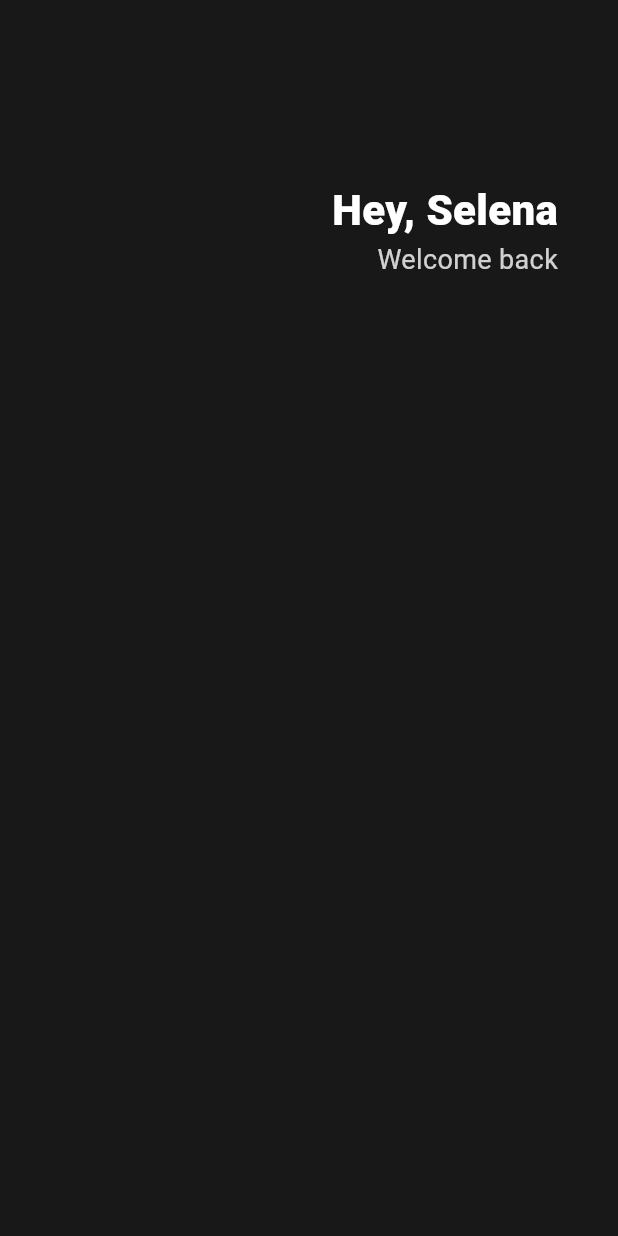
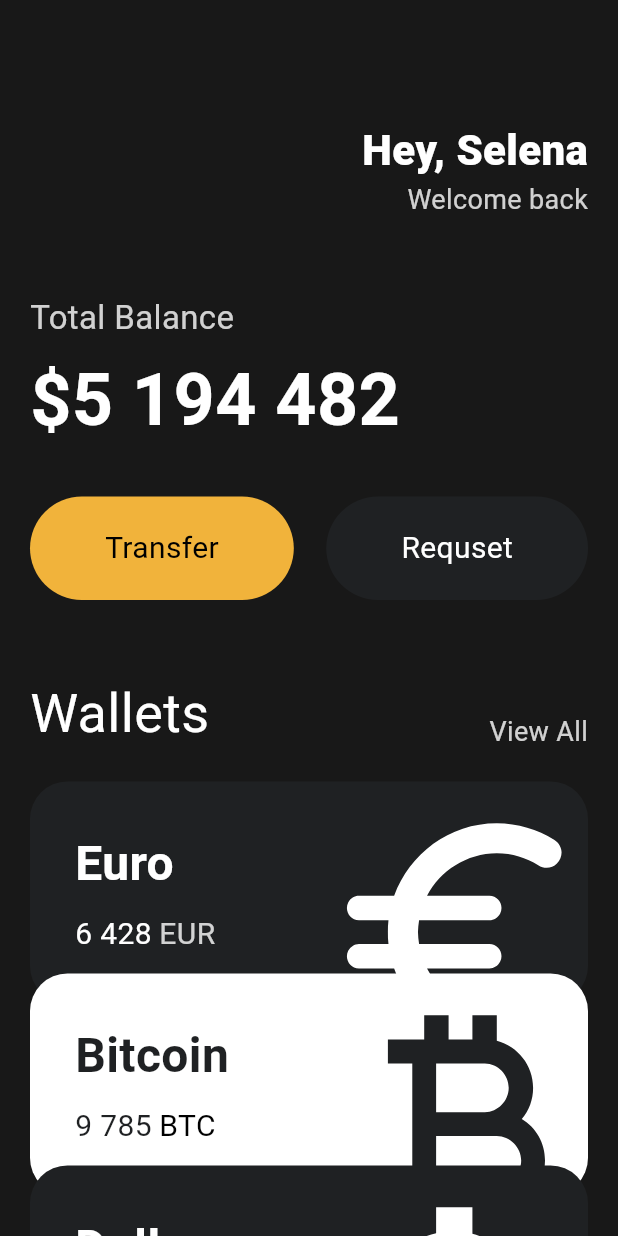
Before and after one commit to Soooobiniya/nomad_flutter, a Flutter app: the screen it shows after launch, on a phone screen of 412 x 824 dp. Run offline on Flutter 3.47's test engine with Material 3 defaults, Android fonts, the light colour scheme and no system bars.

Commit message:
feat: UI Challenge 완성

```diff
--- a/lib/main.dart
+++ b/lib/main.dart
@@ -1,23 +1,28 @@
 import 'package:flutter/material.dart';
+import '../widgets/button.dart';
+import '../widgets/currency_card.dart';
 
 void main() {
-  runApp(App());
+  runApp(const App());
 }
 
 class App extends StatelessWidget {
+  const App({super.key});
+
   @override
   Widget build(BuildContext context) {
     return MaterialApp(
       home: Scaffold(
-        backgroundColor: Color(0xff181818),
-        body: Padding(
-          padding: EdgeInsets.symmetric(
-            horizontal: 40,
-            vertical: 40,
+        backgroundColor: const Color(0xff181818),
+        body: SingleChildScrollView(
+          child: Padding(
+            padding: const EdgeInsets.symmetric(
+              horizontal: 20,
             ),
             child: Column(
+              crossAxisAlignment: CrossAxisAlignment.start,
               children: [
-              SizedBox(
+                const SizedBox(
                   height: 80,
                 ),
                 Row(
@@ -26,7 +31,7 @@
                     Column(
                       crossAxisAlignment: CrossAxisAlignment.end,
                       children: [
-                      Text(
+                        const Text(
                           'Hey, Selena',
                           style: TextStyle(
                             color: Colors.white,
@@ -44,8 +49,100 @@
                       ],
                     )
                   ],
-              )
+                ),
+                const SizedBox(
+                  height: 50,
+                ),
+                Text(
+                  'Total Balance',
+                  style: TextStyle(
+                    fontSize: 22,
+                    color: Colors.white.withOpacity(0.8),
+                  ),
+                ),
+                const SizedBox(
+                  height: 5,
+                ),
+                const Text(
+                  '\$5 194 482',
+                  style: TextStyle(
+                    fontSize: 48,
+                    fontWeight: FontWeight.w600,
+                    color: Colors.white,
+                  ),
+                ),
+                const SizedBox(
+                  height: 30,
+                ),
+                const Row(
+                  mainAxisAlignment: MainAxisAlignment.spaceBetween,
+                  children: [
+                    Button(
+                      text: 'Transfer',
+                      bgColor: Color(0xfff1b33b),
+                      textColor: Colors.black,
+                    ),
+                    Button(
+                      text: 'Requset',
+                      bgColor: Color(0xff1f2123),
+                      textColor: Colors.white,
+                    ),
                   ],
+                ),
+                const SizedBox(
+                  height: 50,
+                ),
+                Row(
+                  mainAxisAlignment: MainAxisAlignment.spaceBetween,
+                  crossAxisAlignment: CrossAxisAlignment.end,
+                  children: [
+                    const Text(
+                      'Wallets',
+                      style: TextStyle(
+                        color: Colors.white,
+                        fontSize: 36,
+                        fontWeight: FontWeight.w400,
+                      ),
+                    ),
+                    Text(
+                      'View All',
+                      style: TextStyle(
+                        color: Colors.white.withOpacity(0.8),
+                        fontSize: 18,
+                        fontWeight: FontWeight.w400,
+                      ),
+                    ),
+                  ],
+                ),
+                const SizedBox(
+                  height: 20,
+                ),
+                const CurrencyCard(
+                  name: 'Euro',
+                  code: 'EUR',
+                  amount: '6 428',
+                  icon: Icons.euro_rounded,
+                  isInverted: true,
+                  order: 0,
+                ),
+                const CurrencyCard(
+                  name: 'Bitcoin',
+                  code: 'BTC',
+                  amount: '9 785',
+                  icon: Icons.currency_bitcoin,
+                  isInverted: false,
+                  order: 1,
+                ),
+                const CurrencyCard(
+                  name: 'Dollar',
+                  code: 'USD',
+                  amount: '6 428',
+                  icon: Icons.attach_money_outlined,
+                  isInverted: true,
+                  order: 2,
+                ),
+              ],
+            ),
           ),
         ),
       ),
--- /dev/null
+++ b/lib/widgets/button.dart
@@ -0,0 +1,37 @@
+import 'package:flutter/material.dart';
+
+class Button extends StatelessWidget {
+  final String text;
+  final Color bgColor;
+  final Color textColor;
+
+  const Button({
+    super.key,
+    required this.text,
+    required this.bgColor,
+    required this.textColor,
+  });
+
+  @override
+  Widget build(BuildContext context) {
+    return Container(
+      decoration: BoxDecoration(
+        color: bgColor,
+        borderRadius: BorderRadius.circular(45),
+      ),
+      child: Padding(
+        padding: const EdgeInsets.symmetric(
+          horizontal: 50,
+          vertical: 20,
+        ),
+        child: Text(
+          text,
+          style: TextStyle(
+            color: textColor,
+            fontSize: 20,
+          ),
+        ),
+      ),
+    );
+  }
+}
--- /dev/null
+++ b/lib/widgets/currency_card.dart
@@ -0,0 +1,92 @@
+import 'package:flutter/material.dart';
+
+class CurrencyCard extends StatelessWidget {
+  final String name, code, amount;
+  final IconData icon;
+  final bool isInverted;
+  final int order;
+
+  final _blackColor = const Color(0xff1f2123);
+
+  const CurrencyCard({
+    super.key,
+    required this.name,
+    required this.code,
+    required this.amount,
+    required this.icon,
+    required this.isInverted,
+    required this.order,
+  });
+
+  @override
+  Widget build(BuildContext context) {
+    return Transform.translate(
+      offset: Offset(0, order * (-20)),
+      child: Container(
+        clipBehavior: Clip.hardEdge,
+        decoration: BoxDecoration(
+          color: isInverted ? _blackColor : Colors.white,
+          borderRadius: BorderRadius.circular(25),
+        ),
+        child: Padding(
+          padding: const EdgeInsets.all(30),
+          child: Row(
+            mainAxisAlignment: MainAxisAlignment.spaceBetween,
+            children: [
+              Column(
+                crossAxisAlignment: CrossAxisAlignment.start,
+                children: [
+                  Text(
+                    name,
+                    style: TextStyle(
+                      color: isInverted ? Colors.white : _blackColor,
+                      fontSize: 32,
+                      fontWeight: FontWeight.w600,
+                    ),
+                  ),
+                  const SizedBox(
+                    height: 10,
+                  ),
+                  Row(
+                    children: [
+                      Text(
+                        amount,
+                        style: TextStyle(
+                          color: isInverted ? Colors.white : _blackColor,
+                          fontSize: 20,
+                        ),
+                      ),
+                      const SizedBox(
+                        width: 5,
+                      ),
+                      Text(
+                        code,
+                        style: TextStyle(
+                          color: isInverted
+                              ? Colors.white.withOpacity(0.8)
+                              : Colors.black,
+                          fontSize: 20,
+                        ),
+                      ),
+                    ],
+                  ),
+                ],
+              ),
+              Transform.scale(
+                scale: 2.2,
+                child: Transform.translate(
+                  offset: const Offset(-5, 12),
+                  child: Icon(
+                    icon,
+                    color: isInverted ? Colors.white : _blackColor,
+                    size: 88,
+                  ),
+                ),
+              )
+            ],
+          ),
+        ),
+      ),
+    );
+  }
+}
```
Lines whose indentation alone changed are shown as unchanged.
